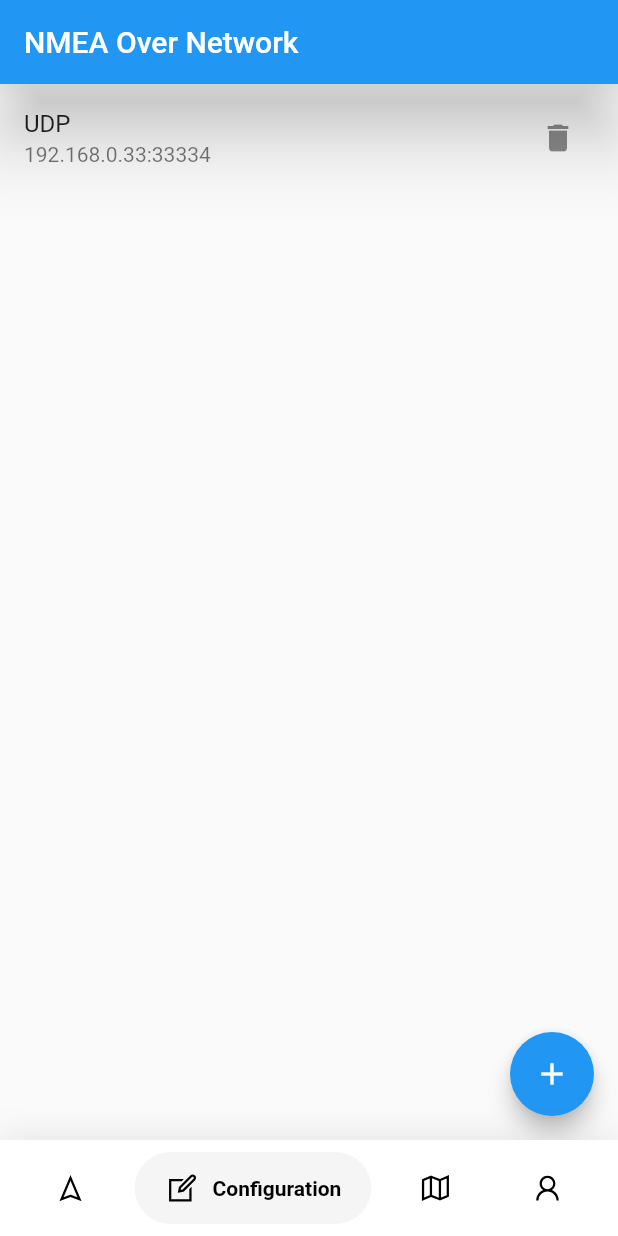
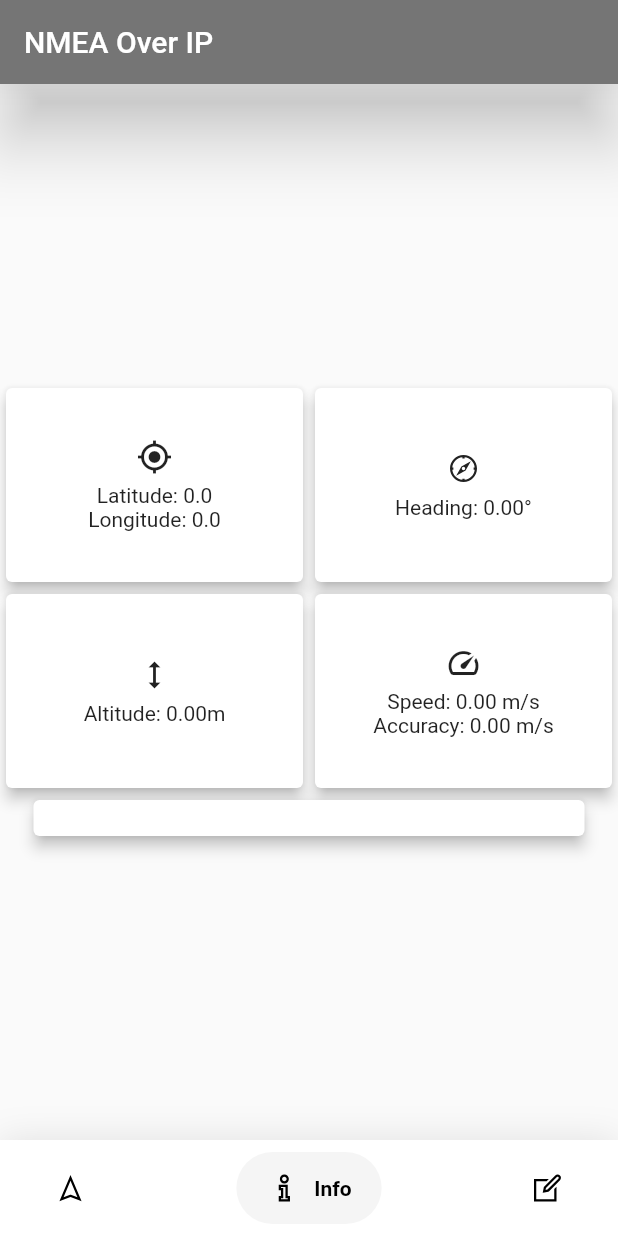
Before and after one commit to KikiManjaro/NMEAoverIP, a Flutter app: the screen it shows after launch, item 2 of the bottom bar chosen, on a phone screen of 412 x 824 dp. Run offline on Flutter 3.47's test engine with Material 2 defaults, Android fonts, the phone set to English and light mode, and no system bars; drawn by our look-alikes of google_nav_bar; our stand-ins replace cached_network_image, flutter_compass, geolocator, line_icons, toast; missing offline and left inert: geolocator_web, latlng, map, network_info_plus, network_info_plus_web, network_tools and 1 more; statements that could not run were skipped; key blocks and very long unbroken strings in the code were emptied for the run.

Commit message:
Overall improvements

```diff
--- a/lib/configuration.dart
+++ b/lib/configuration.dart
@@ -21,6 +21,7 @@ class _ConfigurationState extends State<Configuration> {
         ),
       ),
       floatingActionButton: FloatingActionButton(
+        backgroundColor: Colors.grey[800],
         onPressed: () => createIP(),
         tooltip: 'Create Conf.',
         child: const Icon(Icons.add),
--- /dev/null
+++ b/lib/location_data.dart
@@ -0,0 +1,194 @@
+import 'package:flutter/foundation.dart';
+import 'package:flutter/material.dart';
+import 'package:flutter_compass/flutter_compass.dart';
+import 'package:line_icons/line_icons.dart';
+import 'package:nmea_to_network/nmea.dart';
+
+class LocationData extends StatefulWidget {
+  const LocationData({Key? key}) : super(key: key);
+
+  @override
+  State<LocationData> createState() => _LocationDataState();
+}
+
+class _LocationDataState extends State<LocationData> {
+  bool _hasPermissions = false;
+  CompassEvent? _lastRead;
+  DateTime? _lastReadAt;
+
+  _LocationDataState() {
+    NMEA.locationState = this;
+  }
+
+  @override
+  void dispose() {
+    NMEA.locationState = null;
+    super.dispose();
+  }
+
+  @override
+  Widget build(BuildContext context) {
+    return Scaffold(
+      body: Center(
+        child: Column(
+          mainAxisAlignment: MainAxisAlignment.center,
+          crossAxisAlignment: CrossAxisAlignment.start,
+          children: <Widget>[
+            buildInfoGrid(),
+            nmeaLogger(),
+            // _buildCompass(),
+          ],
+        ),
+      ), // This trailing comma makes auto-formatting nicer for build methods.
+    );
+  }
+
+  Widget nmeaLogger() {
+    var nmeaLog = <Widget>[];
+    for (var nmeaObj in NMEA.nmeaList) {
+      nmeaLog.add(Column(
+        crossAxisAlignment: CrossAxisAlignment.start,
+        children: <Widget>[
+          const Divider(
+            height: 3,
+          ),
+          Text('${nmeaObj.timestamp} :',
+              style:
+                  const TextStyle(fontSize: 10, fontStyle: FontStyle.italic, fontWeight: FontWeight.bold)),
+          Text(nmeaObj.message, style: const TextStyle(fontSize: 10)),
+        ],
+      ));
+    }
+    return Center(
+      child: Card(
+        elevation: 4,
+        // color: Colors.grey[200],
+        child: Padding(
+          padding: const EdgeInsets.all(12.0),
+          child: ShaderMask(
+            shaderCallback: (bounds) {
+              return const LinearGradient(
+                colors: [Colors.transparent, Colors.white],
+                begin: Alignment.topCenter,
+                end: Alignment(0.0, -0.3),
+              ).createShader(bounds);
+            },
+            child: Container(
+              constraints: BoxConstraints(
+                  maxHeight: MediaQuery.of(context).size.height / 3,
+                  minWidth: MediaQuery.of(context).size.width / 1.2),
+              child: SingleChildScrollView(
+                reverse: true,
+                child: Column(
+                    crossAxisAlignment: CrossAxisAlignment.start,
+                    children: nmeaLog),
+              ),
+            ),
+          ),
+        ),
+      ),
+    );
+  }
+
+  Widget buildInfoGrid() {
+    return SizedBox(
+      height: MediaQuery.of(context).size.height / 3,
+      child: GridView(
+        gridDelegate: const SliverGridDelegateWithFixedCrossAxisCount(
+            crossAxisCount: 2, childAspectRatio: 1.5),
+        children: <Widget>[
+          Card(
+            elevation: 4,
+            child: Column(
+              mainAxisAlignment: MainAxisAlignment.center,
+              children: <Widget>[
+                const Icon(Icons.gps_fixed),
+                const SizedBox(height: 6),
+                Text('Latitude: ${NMEA.pos.latitude}'),
+                Text('Longitude: ${NMEA.pos.longitude}'),
+              ],
+            ),
+          ),
+          Card(
+            elevation: 4,
+            child: Column(
+              mainAxisAlignment: MainAxisAlignment.center,
+              children: <Widget>[
+                const Icon(LineIcons.compass),
+                const SizedBox(height: 6),
+                Text('Heading: ${NMEA.pos.heading.toStringAsFixed(2)}°'),
+              ],
+            ),
+          ),
+          Card(
+            elevation: 4,
+            child: Column(
+              mainAxisAlignment: MainAxisAlignment.center,
+              children: <Widget>[
+                const Icon(Icons.height),
+                const SizedBox(height: 6),
+                Text('Altitude: ${NMEA.pos.altitude.toStringAsFixed(2)}m'),
+              ],
+            ),
+          ),
+          Card(
+            elevation: 4,
+            child: Column(
+              mainAxisAlignment: MainAxisAlignment.center,
+              children: <Widget>[
+                const Icon(Icons.speed),
+                const SizedBox(height: 6),
+                Text('Speed: ${NMEA.pos.speed.toStringAsFixed(2)} m/s'),
+                Text(
+                    'Accuracy: ${NMEA.pos.speedAccuracy.toStringAsFixed(2)} m/s'),
+              ],
+            ),
+          ),
+        ],
+      ),
+    );
+  }
+
+// Widget _buildCompass() { //TODO: find a compass.png and use it
+//   return StreamBuilder<CompassEvent>(
+//     stream: FlutterCompass.events,
+//     builder: (context, snapshot) {
+//       if (snapshot.hasError) {
+//         return Text('Error reading heading: ${snapshot.error}');
+//       }
+//
+//       if (snapshot.connectionState == ConnectionState.waiting) {
+//         return Center(
+//           child: CircularProgressIndicator(),
+//         );
+//       }
+//
+//       double? direction = snapshot.data!.heading;
+//
+//       // if direction is null, then device does not support this sensor
+//       // show error message
+//       if (direction == null)
+//         return Center(
+//           child: Text("Device does not have sensors !"),
+//         );
+//
+//       return Material(
+//         shape: CircleBorder(),
+//         clipBehavior: Clip.antiAlias,
+//         elevation: 4.0,
+//         child: Container(
+//           padding: EdgeInsets.all(16.0),
+//           alignment: Alignment.center,
+//           decoration: BoxDecoration(
+//             shape: BoxShape.circle,
+//           ),
+//           child: Transform.rotate(
+//             angle: (direction * (pi / 180) * -1),
+//             child: Image.asset('assets/compass.jpg'),
+//           ),
+//         ),
+//       );
+//     },
+//   );
+// }
+}
--- a/lib/main.dart
+++ b/lib/main.dart
@@ -4,7 +4,7 @@ import 'package:google_nav_bar/google_nav_bar.dart';
 import 'package:line_icons/line_icons.dart';
 import 'package:nmea_to_network/configuration.dart';
 import 'package:nmea_to_network/ip.dart';
-import 'package:nmea_to_network/location.dart';
+import 'package:nmea_to_network/location_data.dart';
 import 'package:nmea_to_network/map.dart';
 import 'package:nmea_to_network/nmea.dart';
 
@@ -14,7 +14,7 @@ void main() => runApp(MaterialApp(
       NMEA.initNmeaReading();
       return Directionality(textDirection: TextDirection.ltr, child: child!);
     },
-    title: 'GNav',
+    title: 'NMEAoverIP',
     theme: ThemeData(
       primaryColor: Colors.grey[800],
     ),
@@ -32,13 +32,9 @@ class _MainStateState extends State<MainState> {
   static const TextStyle optionStyle =
       TextStyle(fontSize: 30, fontWeight: FontWeight.w600);
   static final List<Widget> _widgetOptions = <Widget>[
-    const Location(),
+    const CustomMap(),
+    const LocationData(),
     const Configuration(),
-    const CustomMap(),
-    const Text(
-      'Profile',
-      style: optionStyle,
-    ),
   ];
 
   @override
@@ -46,8 +42,9 @@ class _MainStateState extends State<MainState> {
     return Scaffold(
       backgroundColor: Colors.white,
       appBar: AppBar(
+        backgroundColor: Colors.grey[600],
         elevation: 20,
-        title: const Text('NMEA Over Network'),
+        title: const Text('NMEA Over IP'),
       ),
       body: Center(
         child: _widgetOptions.elementAt(_selectedIndex),
@@ -81,16 +78,12 @@ class _MainStateState extends State<MainState> {
                   text: 'Location',
                 ),
                 GButton(
+                  icon: LineIcons.info,
+                  text: 'Info',
+                ),
+                GButton(
                   icon: LineIcons.edit,
                   text: 'Configuration',
-                ),
-                GButton(
-                  icon: LineIcons.map,
-                  text: 'Map',
-                ),
-                GButton(
-                  icon: LineIcons.user,
-                  text: 'Profile',
                 ),
               ],
               selectedIndex: _selectedIndex,
--- a/lib/nmea.dart
+++ b/lib/nmea.dart
@@ -3,6 +3,7 @@ import 'dart:collection';
 import 'package:flutter/widgets.dart';
 import 'package:geolocator/geolocator.dart';
 import 'package:nmea_to_network/ip.dart';
+import 'package:nmea_to_network/map.dart';
 
 class NMEA {
   static NmeaMessage nmea = NmeaMessage("", DateTime(0));
@@ -19,7 +20,7 @@ class NMEA {
   static var nmeaList = ListQueue<NmeaMessage>();
 
   static State? locationState;
-  static State? mapState;
+  static CustomMapState? mapState;
 
   static Future<void> initNmeaReading() async {
     bool serviceEnabled;
@@ -58,7 +59,12 @@ class NMEA {
     });
 
     Geolocator.getPositionStream().listen((pos) {
-      NMEA.pos = pos;
+      if (NMEA.pos.latitude == 0 && NMEA.pos.longitude == 0) {
+        NMEA.pos = pos;
+        mapState?.gotoDefault();
+      } else {
+        NMEA.pos = pos;
+      }
     });
   }
 }
--- a/pubspec.yaml
+++ b/pubspec.yaml
@@ -51,6 +51,8 @@ dependencies:
   network_info_plus: ^2.1.3
   network_tools: ^1.0.8
   toast: ^0.3.0
+  flutter_compass: ^0.7.0
+  flutter_layout_grid: ^2.0.0
 
 dev_dependencies:
   flutter_test:
```
Also changed, not shown: lib/location.dart (deleted, +0 -80 lines), lib/map.dart (+10 -8 lines), pubspec.lock, 3 other files.
